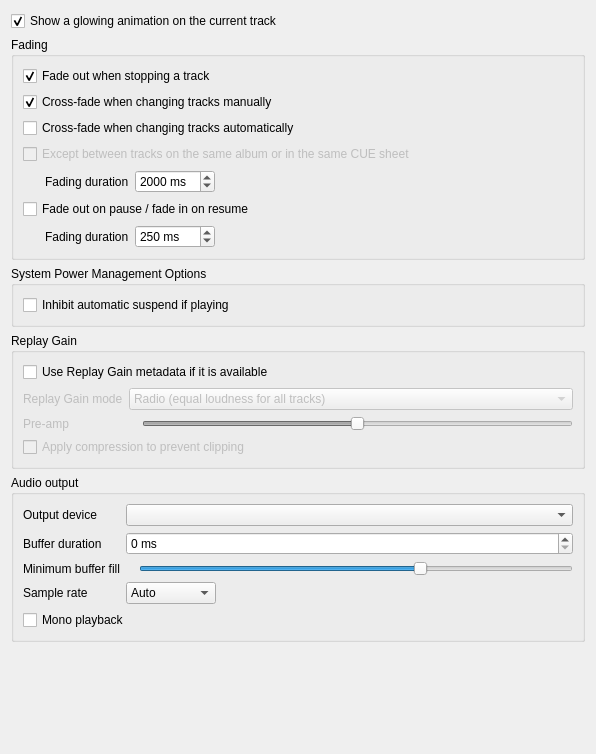
First picture: the form in src/ui/playbacksettingspage.ui, repository clementine-player/Clementine, before the edit.
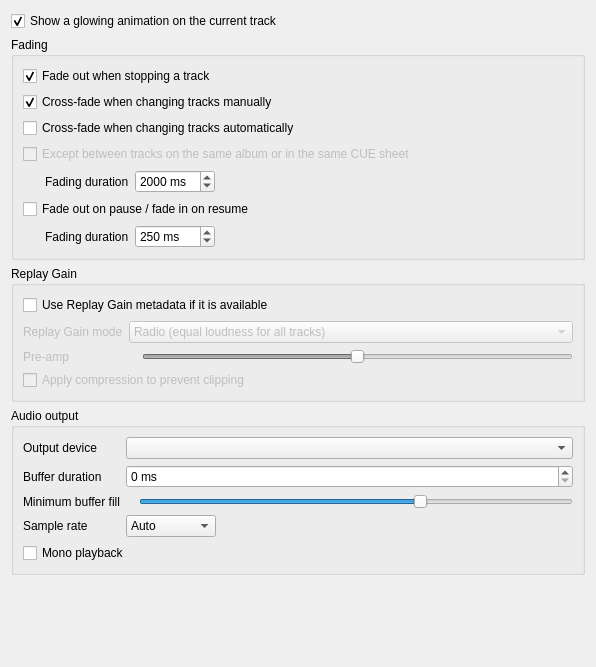
Second picture: the form after the edit. Custom widgets are drawn as their Qt base class.

Commit message: Revert "Add an option to inhibit suspend while playing"

The edit to the form file:
```diff
--- a/src/ui/playbacksettingspage.ui
+++ b/src/ui/playbacksettingspage.ui
@@ -7,7 +7,7 @@
     <x>0</x>
     <y>0</y>
     <width>596</width>
-    <height>754</height>
+    <height>667</height>
    </rect>
   </property>
   <property name="windowTitle">
@@ -168,25 +168,6 @@
      </layout>
     </widget>
    </item>
-   <item>
-    <widget class="QGroupBox" name="power_management_groupBox">
-     <property name="title">
-      <string>System Power Management Options</string>
-     </property>
-     <layout class="QVBoxLayout" name="verticalLayout_4">
-      <item>
-       <widget class="QCheckBox" name="inhibit_suspend_while_playing">
-        <property name="toolTip">
-         <string>If enabled, Clementine will prevent the system from automatically suspending if it is playing a track</string>
-        </property>
-        <property name="text">
-         <string>Inhibit automatic suspend if playing</string>
-        </property>
-       </widget>
-      </item>
-     </layout>
-    </widget>
-   </item>
    <item>
     <widget class="QGroupBox" name="replaygain_group">
      <property name="title">
```
Left out of the diff: 2 changed lines with no effect on the pictures. The commit also changes 19 other files.
